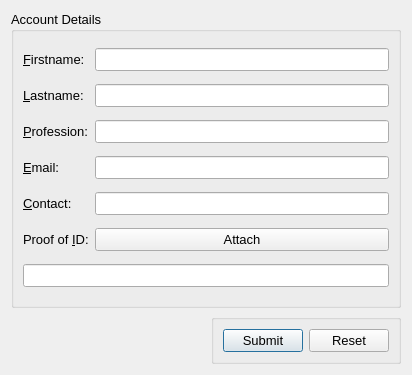
Old version of the form createaccount.ui in the repository juliano60/tpm_desktop.
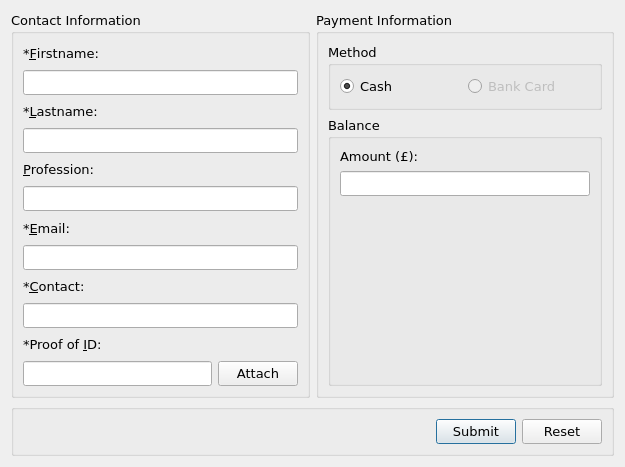
New version of the form.

```diff
--- a/createaccount.ui
+++ b/createaccount.ui
@@ -6,20 +6,21 @@
    <rect>
     <x>0</x>
     <y>0</y>
-    <width>412</width>
-    <height>375</height>
+    <width>625</width>
+    <height>467</height>
    </rect>
   </property>
   <property name="font">
    <font>
+    <family>Verdana</family>
     <pointsize>10</pointsize>
    </font>
   </property>
   <property name="windowTitle">
    <string>Form</string>
   </property>
-  <layout class="QVBoxLayout" name="verticalLayout">
-   <item>
+  <layout class="QGridLayout" name="gridLayout">
+   <item row="0" column="0">
     <widget class="QGroupBox" name="groupBox">
      <property name="sizePolicy">
       <sizepolicy hsizetype="Preferred" vsizetype="Expanding">
@@ -33,36 +34,36 @@
       </font>
      </property>
      <property name="title">
-      <string>Account Details</string>
+      <string>Contact Information</string>
      </property>
-     <layout class="QGridLayout" name="gridLayout">
-      <item row="0" column="0">
+     <layout class="QVBoxLayout" name="verticalLayout_3">
+      <item>
        <widget class="QLabel" name="label">
         <property name="text">
-         <string>&amp;Firstname:</string>
+         <string>*&amp;Firstname:</string>
         </property>
         <property name="buddy">
          <cstring>editFirstname</cstring>
         </property>
        </widget>
       </item>
-      <item row="0" column="1">
+      <item>
        <widget class="QLineEdit" name="editFirstname"/>
       </item>
-      <item row="1" column="0">
+      <item>
        <widget class="QLabel" name="label_2">
         <property name="text">
-         <string>&amp;Lastname:</string>
+         <string>*&amp;Lastname:</string>
         </property>
         <property name="buddy">
          <cstring>editLastname</cstring>
         </property>
        </widget>
       </item>
-      <item row="1" column="1">
+      <item>
        <widget class="QLineEdit" name="editLastname"/>
       </item>
-      <item row="2" column="0">
+      <item>
        <widget class="QLabel" name="label_4">
         <property name="text">
          <string>&amp;Profession:</string>
@@ -72,83 +73,160 @@
         </property>
        </widget>
       </item>
-      <item row="2" column="1">
+      <item>
        <widget class="QLineEdit" name="editProfession"/>
       </item>
-      <item row="3" column="0">
+      <item>
        <widget class="QLabel" name="label_5">
         <property name="text">
-         <string>&amp;Email:</string>
+         <string>*&amp;Email:</string>
         </property>
         <property name="buddy">
          <cstring>editEmail</cstring>
         </property>
        </widget>
       </item>
-      <item row="3" column="1">
+      <item>
        <widget class="QLineEdit" name="editEmail"/>
       </item>
-      <item row="4" column="0">
+      <item>
        <widget class="QLabel" name="label_6">
         <property name="text">
-         <string>&amp;Contact:</string>
+         <string>*&amp;Contact:</string>
         </property>
         <property name="buddy">
          <cstring>editContact</cstring>
         </property>
        </widget>
       </item>
-      <item row="4" column="1">
+      <item>
        <widget class="QLineEdit" name="editContact"/>
       </item>
-      <item row="5" column="0">
+      <item>
        <widget class="QLabel" name="label_3">
         <property name="text">
-         <string>Proof of &amp;ID:</string>
+         <string>*Proof of &amp;ID:</string>
         </property>
         <property name="buddy">
          <cstring>btnAttachment</cstring>
         </property>
        </widget>
       </item>
-      <item row="5" column="1">
-       <widget class="QPushButton" name="btnAttachment">
-        <property name="text">
-         <string>Attach</string>
+      <item>
+       <layout class="QHBoxLayout" name="horizontalLayout_3">
+        <item>
+         <widget class="QLineEdit" name="editID">
+          <property name="readOnly">
+           <bool>true</bool>
+          </property>
+         </widget>
+        </item>
+        <item>
+         <widget class="QPushButton" name="btnAttachment">
+          <property name="text">
+           <string>Attach</string>
+          </property>
+         </widget>
+        </item>
+       </layout>
+      </item>
+     </layout>
+    </widget>
+   </item>
+   <item row="0" column="1">
+    <widget class="QGroupBox" name="groupBox_3">
+     <property name="title">
+      <string>Payment Information</string>
+     </property>
+     <layout class="QVBoxLayout" name="verticalLayout_2">
+      <item>
+       <widget class="QGroupBox" name="groupBox_4">
+        <property name="title">
+         <string>Method</string>
         </property>
+        <layout class="QHBoxLayout" name="horizontalLayout_4">
+         <item>
+          <widget class="QRadioButton" name="radioButton">
+           <property name="text">
+            <string>Cash</string>
+           </property>
+           <property name="checked">
+            <bool>true</bool>
+           </property>
+          </widget>
+         </item>
+         <item>
+          <widget class="QRadioButton" name="radioButton_2">
+           <property name="enabled">
+            <bool>false</bool>
+           </property>
+           <property name="text">
+            <string>Bank Card</string>
+           </property>
+           <property name="checkable">
+            <bool>true</bool>
+           </property>
+          </widget>
+         </item>
+        </layout>
        </widget>
       </item>
-      <item row="6" column="0" colspan="2">
-       <widget class="QLineEdit" name="editID">
-        <property name="readOnly">
-         <bool>true</bool>
+      <item>
+       <widget class="QGroupBox" name="groupBox_5">
+        <property name="title">
+         <string>Balance</string>
         </property>
+        <layout class="QVBoxLayout" name="verticalLayout">
+         <item>
+          <widget class="QLabel" name="label_7">
+           <property name="text">
+            <string>Amount (£):</string>
+           </property>
+          </widget>
+         </item>
+         <item>
+          <widget class="QLineEdit" name="editAmount"/>
+         </item>
+         <item>
+          <spacer name="verticalSpacer">
+           <property name="orientation">
+            <enum>Qt::Vertical</enum>
+           </property>
+           <property name="sizeHint" stdset="0">
+            <size>
+             <width>20</width>
+             <height>196</height>
+            </size>
+           </property>
+          </spacer>
+         </item>
+        </layout>
        </widget>
       </item>
      </layout>
     </widget>
    </item>
-   <item>
+   <item row="1" column="0" colspan="2">
     <layout class="QHBoxLayout" name="horizontalLayout_2">
-     <item>
-      <spacer name="horizontalSpacer">
-       <property name="orientation">
-        <enum>Qt::Horizontal</enum>
-       </property>
-       <property name="sizeHint" stdset="0">
-        <size>
-         <width>128</width>
-         <height>20</height>
-        </size>
-       </property>
-      </spacer>
-     </item>
      <item>
       <widget class="QGroupBox" name="groupBox_2">
        <property name="title">
         <string/>
        </property>
        <layout class="QHBoxLayout" name="horizontalLayout">
+        <item>
+         <spacer name="horizontalSpacer">
+          <property name="orientation">
+           <enum>Qt::Horizontal</enum>
+          </property>
+          <property name="sizeHint" stdset="0">
+           <size>
+            <width>128</width>
+            <height>20</height>
+           </size>
+          </property>
+         </spacer>
+        </item>
         <item>
          <widget class="QPushButton" name="btnSubmit">
           <property name="text">
```
Left out of the diff: 2 changed lines with no effect on the pictures.
